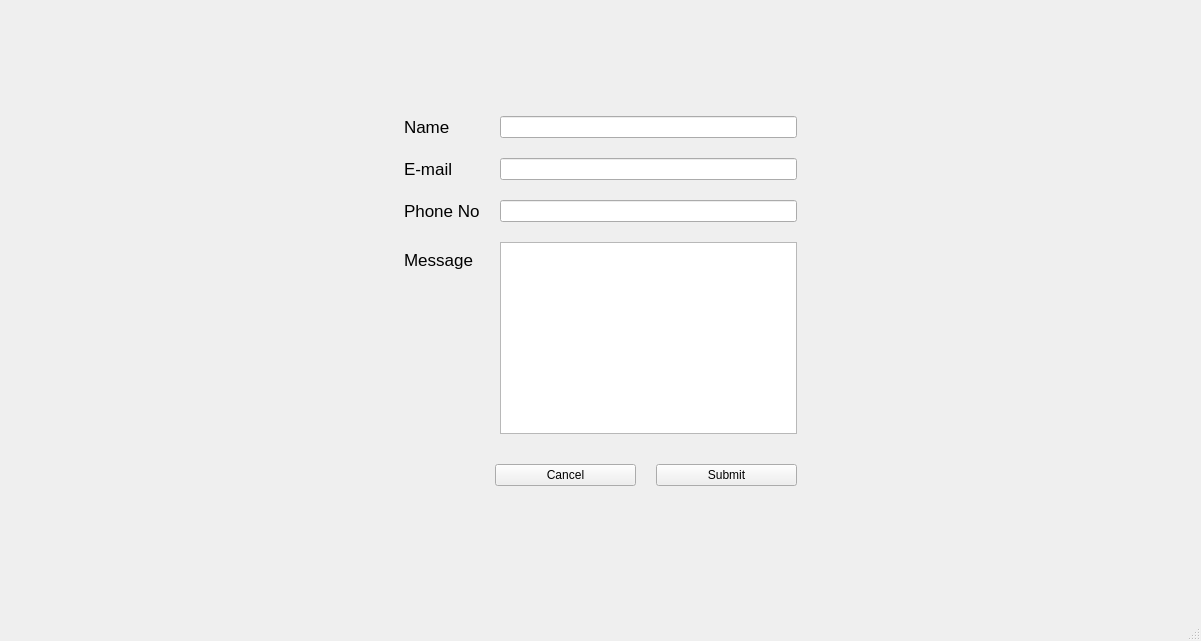
Before: the Qt Designer form uis/contactpage.ui in ssysek/slack, drawn with Qt 5.
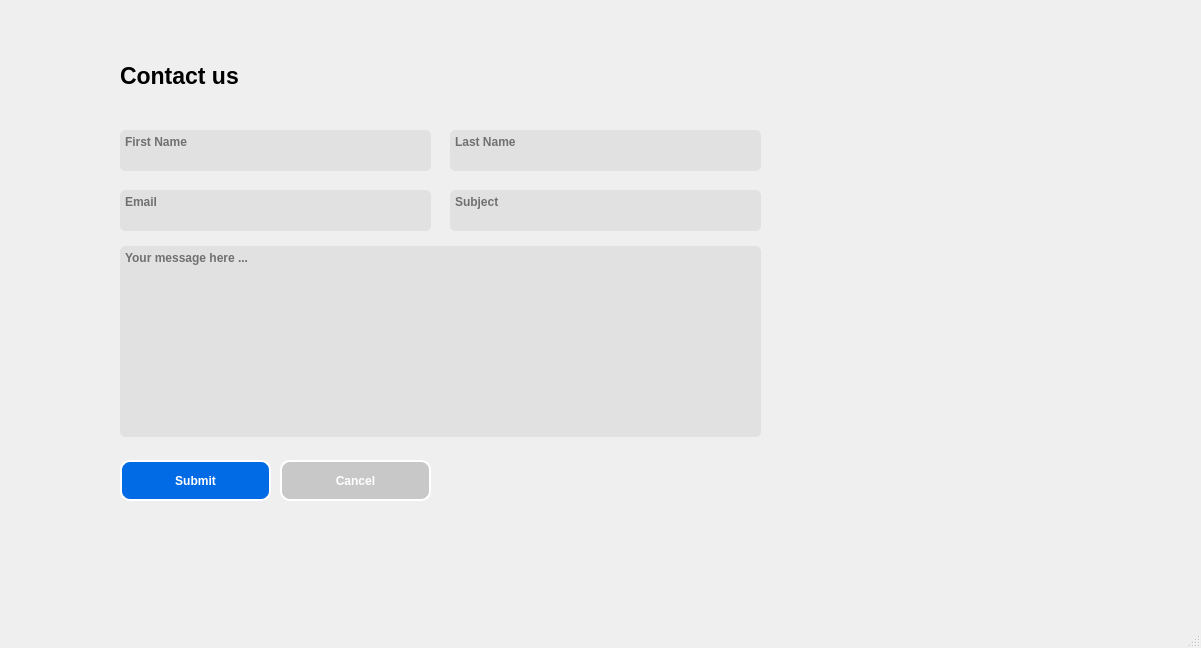
After: the same form once the commit is applied.

Diff of the .ui file:
```diff
--- a/uis/contactpage.ui
+++ b/uis/contactpage.ui
@@ -7,195 +7,286 @@
     <x>0</x>
     <y>0</y>
     <width>1201</width>
-    <height>641</height>
+    <height>648</height>
    </rect>
   </property>
+  <property name="font">
+   <font>
+    <weight>75</weight>
+    <bold>true</bold>
+    <kerning>true</kerning>
+   </font>
+  </property>
   <property name="windowTitle">
    <string>MainWindow</string>
   </property>
+  <property name="styleSheet">
+   <string notr="true">3</string>
+  </property>
   <widget class="QWidget" name="centralwidget">
-   <widget class="QWidget" name="gridLayoutWidget_2">
+   <widget class="QPushButton" name="example_button_blue_4">
+    <property name="enabled">
+     <bool>true</bool>
+    </property>
     <property name="geometry">
      <rect>
-      <x>10</x>
-      <y>10</y>
-      <width>1181</width>
-      <height>581</height>
+      <x>280</x>
+      <y>460</y>
+      <width>151</width>
+      <height>41</height>
      </rect>
     </property>
-    <layout class="QGridLayout" name="gridLayout_2">
-     <item row="0" column="1">
-      <spacer name="verticalSpacer">
-       <property name="orientation">
-        <enum>Qt::Vertical</enum>
-       </property>
-       <property name="sizeHint" stdset="0">
-        <size>
-         <width>20</width>
-         <height>40</height>
-        </size>
-       </property>
-      </spacer>
-     </item>
-     <item row="1" column="1">
-      <layout class="QGridLayout" name="gridLayout">
-       <property name="horizontalSpacing">
-        <number>6</number>
-       </property>
-       <property name="verticalSpacing">
-        <number>30</number>
-       </property>
-       <item row="0" column="0">
-        <layout class="QFormLayout" name="formLayout">
-         <property name="horizontalSpacing">
-          <number>20</number>
-         </property>
-         <property name="verticalSpacing">
-          <number>20</number>
-         </property>
-         <item row="0" column="0">
-          <widget class="QLabel" name="label_name">
-           <property name="font">
-            <font>
-             <pointsize>13</pointsize>
-            </font>
-           </property>
-           <property name="text">
-            <string>Name</string>
-           </property>
-          </widget>
-         </item>
-         <item row="0" column="1">
-          <widget class="QLineEdit" name="edit_name">
-           <property name="enabled">
-            <bool>true</bool>
-           </property>
-          </widget>
-         </item>
-         <item row="1" column="0">
-          <widget class="QLabel" name="label_email">
-           <property name="font">
-            <font>
-             <pointsize>13</pointsize>
-            </font>
-           </property>
-           <property name="text">
-            <string>E-mail</string>
-           </property>
-          </widget>
-         </item>
-         <item row="1" column="1">
-          <widget class="QLineEdit" name="edit_email">
-           <property name="echoMode">
-            <enum>QLineEdit::Normal</enum>
-           </property>
-          </widget>
-         </item>
-         <item row="2" column="0">
-          <widget class="QLabel" name="label_phone">
-           <property name="font">
-            <font>
-             <pointsize>13</pointsize>
-            </font>
-           </property>
-           <property name="text">
-            <string>Phone No</string>
-           </property>
-          </widget>
-         </item>
-         <item row="2" column="1">
-          <widget class="QLineEdit" name="edit_phone">
-           <property name="echoMode">
-            <enum>QLineEdit::Normal</enum>
-           </property>
-          </widget>
-         </item>
-         <item row="3" column="1">
-          <widget class="QPlainTextEdit" name="edit_message"/>
-         </item>
-         <item row="3" column="0">
-          <widget class="QLabel" name="label__message">
-           <property name="font">
-            <font>
-             <pointsize>13</pointsize>
-            </font>
-           </property>
-           <property name="text">
-            <string>Message</string>
-           </property>
-          </widget>
-         </item>
-        </layout>
-       </item>
-       <item row="1" column="0">
-        <layout class="QHBoxLayout" name="horizontalLayout_3">
-         <property name="spacing">
-          <number>20</number>
-         </property>
-         <property name="leftMargin">
-          <number>91</number>
-         </property>
-         <property name="rightMargin">
-          <number>0</number>
-         </property>
-         <item>
-          <widget class="QPushButton" name="button_cancel">
-           <property name="text">
-            <string>Cancel</string>
-           </property>
-          </widget>
-         </item>
-         <item>
-          <widget class="QPushButton" name="button_submit">
-           <property name="text">
-            <string>Submit</string>
-           </property>
-          </widget>
-         </item>
-        </layout>
-       </item>
-      </layout>
-     </item>
-     <item row="1" column="2">
-      <spacer name="horizontalSpacer_3">
-       <property name="orientation">
-        <enum>Qt::Horizontal</enum>
-       </property>
-       <property name="sizeHint" stdset="0">
-        <size>
-         <width>40</width>
-         <height>20</height>
-        </size>
-       </property>
-      </spacer>
-     </item>
-     <item row="1" column="0">
-      <spacer name="horizontalSpacer_5">
-       <property name="orientation">
-        <enum>Qt::Horizontal</enum>
-       </property>
-       <property name="sizeHint" stdset="0">
-        <size>
-         <width>40</width>
-         <height>20</height>
-        </size>
-       </property>
-      </spacer>
-     </item>
-     <item row="2" column="1">
-      <spacer name="verticalSpacer_2">
-       <property name="orientation">
-        <enum>Qt::Vertical</enum>
-       </property>
-       <property name="sizeHint" stdset="0">
-        <size>
-         <width>20</width>
-         <height>40</height>
-        </size>
-       </property>
-      </spacer>
-     </item>
-    </layout>
+    <property name="focusPolicy">
+     <enum>Qt::StrongFocus</enum>
+    </property>
+    <property name="toolTipDuration">
+     <number>-1</number>
+    </property>
+    <property name="styleSheet">
+     <string notr="true">background-color:	rgb(200, 200, 200);
+color:white;
+font: 75 8pt &quot;SansSerif&quot;;
+border-style:outset;
+border-width:2px;
+border-radius:10px;
+border-color:white;</string>
+    </property>
+    <property name="text">
+     <string>Cancel</string>
+    </property>
+    <property name="autoDefault">
+     <bool>false</bool>
+    </property>
+    <property name="default">
+     <bool>false</bool>
+    </property>
+    <property name="flat">
+     <bool>false</bool>
+    </property>
+   </widget>
+   <widget class="QPushButton" name="example_button_blue_6">
+    <property name="enabled">
+     <bool>true</bool>
+    </property>
+    <property name="geometry">
+     <rect>
+      <x>120</x>
+      <y>460</y>
+      <width>151</width>
+      <height>41</height>
+     </rect>
+    </property>
+    <property name="focusPolicy">
+     <enum>Qt::StrongFocus</enum>
+    </property>
+    <property name="styleSheet">
+     <string notr="true">background-color:rgb(1, 107, 229);
+color:white;
+font: 75 8pt &quot;SansSerif&quot;;
+border-style:outset;
+border-width:2px;
+border-radius:10px;
+border-color:white;</string>
+    </property>
+    <property name="text">
+     <string>Submit</string>
+    </property>
+    <property name="autoDefault">
+     <bool>false</bool>
+    </property>
+    <property name="default">
+     <bool>false</bool>
+    </property>
+    <property name="flat">
+     <bool>false</bool>
+    </property>
+   </widget>
+   <widget class="QLabel" name="label">
+    <property name="geometry">
+     <rect>
+      <x>120</x>
+      <y>60</y>
+      <width>181</width>
+      <height>31</height>
+     </rect>
+    </property>
+    <property name="font">
+     <font>
+      <pointsize>17</pointsize>
+      <kerning>false</kerning>
+     </font>
+    </property>
+    <property name="text">
+     <string>Contact us</string>
+    </property>
+   </widget>
+   <widget class="QTextEdit" name="textEdit_6">
+    <property name="enabled">
+     <bool>true</bool>
+    </property>
+    <property name="geometry">
+     <rect>
+      <x>120</x>
+      <y>246</y>
+      <width>641</width>
+      <height>191</height>
+     </rect>
+    </property>
+    <property name="focusPolicy">
+     <enum>Qt::StrongFocus</enum>
+    </property>
+    <property name="layoutDirection">
+     <enum>Qt::LeftToRight</enum>
+    </property>
+    <property name="styleSheet">
+     <string notr="true">background-color: 	rgb(225, 225, 225);
+font: 75 8pt &quot;SansSerif&quot;;
+border-color: rgb(225, 225, 225);
+border-style:solid;
+border-width:1px;
+border-radius:5px;
+
+</string>
+    </property>
+    <property name="tabChangesFocus">
+     <bool>true</bool>
+    </property>
+    <property name="placeholderText">
+     <string>Your message here ...</string>
+    </property>
+   </widget>
+   <widget class="QTextEdit" name="textEdit_2">
+    <property name="geometry">
+     <rect>
+      <x>120</x>
+      <y>190</y>
+      <width>311</width>
+      <height>41</height>
+     </rect>
+    </property>
+    <property name="focusPolicy">
+     <enum>Qt::StrongFocus</enum>
+    </property>
+    <property name="styleSheet">
+     <string notr="true">background-color: 	rgb(225, 225, 225);
+font: 75 8pt &quot;SansSerif&quot;;
+border-color: rgb(225, 225, 225);
+border-style:solid;
+border-width:1px;
+border-radius:5px;
+
+</string>
+    </property>
+    <property name="tabChangesFocus">
+     <bool>true</bool>
+    </property>
+    <property name="placeholderText">
+     <string>Email</string>
+    </property>
+   </widget>
+   <widget class="QTextEdit" name="textEdit_3">
+    <property name="geometry">
+     <rect>
+      <x>450</x>
+      <y>190</y>
+      <width>311</width>
+      <height>41</height>
+     </rect>
+    </property>
+    <property name="focusPolicy">
+     <enum>Qt::StrongFocus</enum>
+    </property>
+    <property name="styleSheet">
+     <string notr="true">background-color: 	rgb(225, 225, 225);
+font: 75 8pt &quot;SansSerif&quot;;
+border-color: rgb(225, 225, 225);
+border-style:solid;
+border-width:1px;
+border-radius:5px;
+
+</string>
+    </property>
+    <property name="tabChangesFocus">
+     <bool>true</bool>
+    </property>
+    <property name="placeholderText">
+     <string>Subject</string>
+    </property>
+   </widget>
+   <widget class="QTextEdit" name="textEdit_4">
+    <property name="geometry">
+     <rect>
+      <x>450</x>
+      <y>130</y>
+      <width>311</width>
+      <height>41</height>
+     </rect>
+    </property>
+    <property name="focusPolicy">
+     <enum>Qt::StrongFocus</enum>
+    </property>
+    <property name="toolTip">
+     <string/>
+    </property>
+    <property name="layoutDirection">
+     <enum>Qt::LeftToRight</enum>
+    </property>
+    <property name="styleSheet">
+     <string notr="true">background-color: 	rgb(225, 225, 225);
+font: 75 8pt &quot;SansSerif&quot;;
+border-color: rgb(225, 225, 225);
+border-style:solid;
+border-width:1px;
+border-radius:5px;
+
+</string>
+    </property>
+    <property name="tabChangesFocus">
+     <bool>true</bool>
+    </property>
+    <property name="placeholderText">
+     <string>Last Name</string>
+    </property>
+   </widget>
+   <widget class="QTextEdit" name="textEdit_5">
+    <property name="geometry">
+     <rect>
+      <x>120</x>
+      <y>130</y>
+      <width>311</width>
+      <height>41</height>
+     </rect>
+    </property>
+    <property name="focusPolicy">
+     <enum>Qt::StrongFocus</enum>
+    </property>
+    <property name="styleSheet">
+     <string notr="true">background-color: 	rgb(225, 225, 225);
+font: 75 8pt &quot;SansSerif&quot;;
+border-color: rgb(225, 225, 225);
+border-style:solid;
+border-width:1px;
+border-radius:5px;
+
+</string>
+    </property>
+    <property name="tabChangesFocus">
+     <bool>true</bool>
+    </property>
+    <property name="placeholderText">
+     <string>First Name</string>
+    </property>
+   </widget>
+   <widget class="QWidget" name="gridLayoutWidget">
+    <property name="geometry">
+     <rect>
+      <x>0</x>
+      <y>0</y>
+      <width>1101</width>
+      <height>591</height>
+     </rect>
+    </property>
+    <layout class="QGridLayout" name="gridLayout"/>
    </widget>
   </widget>
   <widget class="QMenuBar" name="menubar">
```
Left out of the diff: 11 changed lines with no effect on the pictures.
